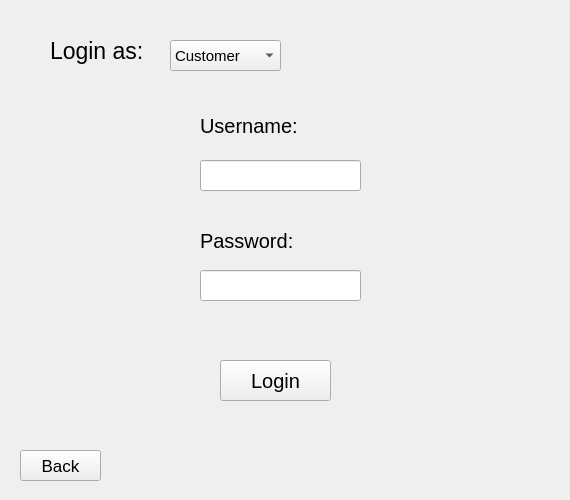
NimaMousavian/FBT-Market-Management-Application, file source/login_page.ui: the form before one commit.
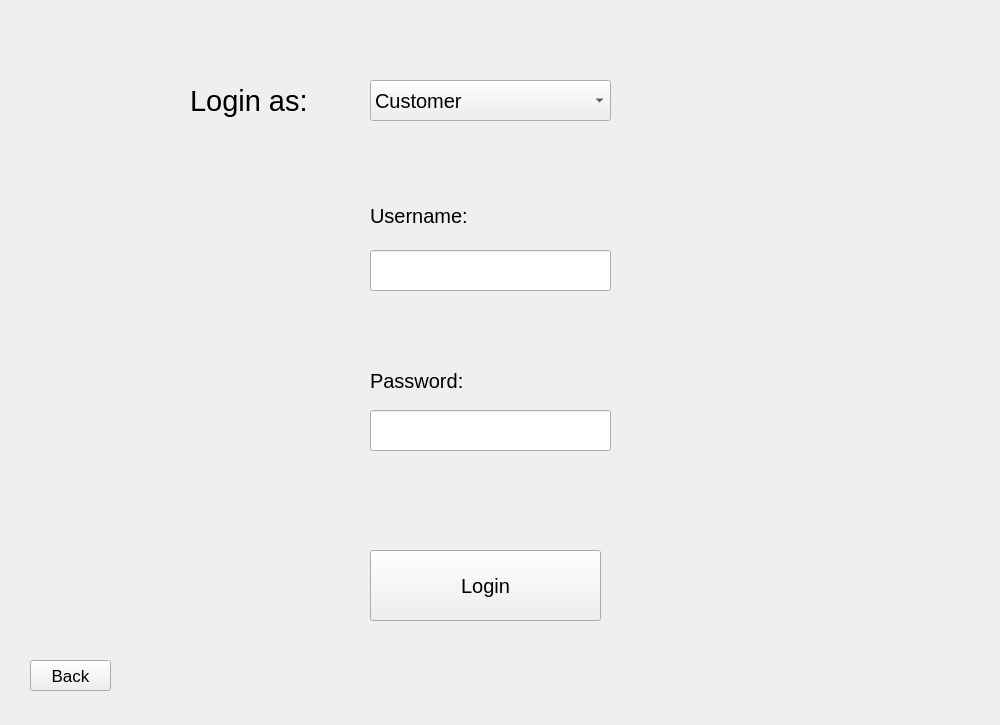
The form after the commit.

Commit message: login page ui updated

Patch:
```diff
--- a/source/login_page.ui
+++ b/source/login_page.ui
@@ -6,8 +6,8 @@
    <rect>
     <x>0</x>
     <y>0</y>
-    <width>570</width>
-    <height>500</height>
+    <width>1000</width>
+    <height>725</height>
    </rect>
   </property>
   <property name="windowTitle">
@@ -16,15 +16,15 @@
   <widget class="QComboBox" name="comboBox">
    <property name="geometry">
     <rect>
-     <x>170</x>
-     <y>40</y>
-     <width>111</width>
-     <height>31</height>
+     <x>370</x>
+     <y>80</y>
+     <width>241</width>
+     <height>41</height>
     </rect>
    </property>
    <property name="font">
     <font>
-     <pointsize>11</pointsize>
+     <pointsize>15</pointsize>
     </font>
    </property>
    <item>
@@ -46,84 +46,61 @@
   <widget class="QLabel" name="label">
    <property name="geometry">
     <rect>
-     <x>50</x>
-     <y>20</y>
+     <x>190</x>
+     <y>70</y>
      <width>121</width>
      <height>61</height>
     </rect>
    </property>
    <property name="font">
     <font>
-     <pointsize>17</pointsize>
+     <pointsize>22</pointsize>
     </font>
    </property>
    <property name="text">
     <string>Login as:</string>
    </property>
   </widget>
-  <widget class="QLabel" name="label_2">
-   <property name="geometry">
-    <rect>
-     <x>200</x>
-     <y>110</y>
-     <width>111</width>
-     <height>31</height>
-    </rect>
-   </property>
-   <property name="font">
-    <font>
-     <pointsize>15</pointsize>
-    </font>
-   </property>
-   <property name="text">
-    <string>Username:</string>
-   </property>
-  </widget>
-  <widget class="QLineEdit" name="lineEdit">
-   <property name="geometry">
-    <rect>
-     <x>200</x>
-     <y>160</y>
-     <width>161</width>
-     <height>31</height>
-    </rect>
-   </property>
-  </widget>
   <widget class="QLabel" name="label_3">
    <property name="geometry">
     <rect>
-     <x>200</x>
-     <y>220</y>
-     <width>121</width>
-     <height>41</height>
-    </rect>
-   </property>
-   <property name="font">
-    <font>
-     <pointsize>15</pointsize>
-    </font>
-   </property>
-   <property name="text">
-    <string>Password:</string>
-   </property>
-  </widget>
-  <widget class="QLineEdit" name="lineEdit_2">
-   <property name="geometry">
-    <rect>
-     <x>200</x>
-     <y>270</y>
-     <width>161</width>
-     <height>31</height>
-    </rect>
-   </property>
-  </widget>
-  <widget class="QPushButton" name="ok_push">
-   <property name="geometry">
-    <rect>
-     <x>220</x>
+     <x>370</x>
      <y>360</y>
-     <width>111</width>
+     <width>121</width>
      <height>41</height>
+    </rect>
+   </property>
+   <property name="font">
+    <font>
+     <pointsize>15</pointsize>
+    </font>
+   </property>
+   <property name="text">
+    <string>Password:</string>
+   </property>
+  </widget>
+  <widget class="QLineEdit" name="password_le">
+   <property name="geometry">
+    <rect>
+     <x>370</x>
+     <y>410</y>
+     <width>241</width>
+     <height>41</height>
+    </rect>
+   </property>
+   <property name="font">
+    <font>
+     <pointsize>15</pointsize>
+    </font>
+   </property>
+  </widget>
+  <widget class="QPushButton" name="login_push">
+   <property name="geometry">
+    <rect>
+     <x>370</x>
+     <y>550</y>
+     <width>231</width>
+     <height>71</height>
     </rect>
    </property>
    <property name="font">
@@ -141,8 +118,8 @@
   <widget class="QPushButton" name="back_push">
    <property name="geometry">
     <rect>
-     <x>20</x>
-     <y>450</y>
+     <x>30</x>
+     <y>660</y>
      <width>81</width>
      <height>31</height>
     </rect>
@@ -159,6 +136,39 @@
     <string>Back</string>
    </property>
   </widget>
+  <widget class="QLabel" name="label_2">
+   <property name="geometry">
+    <rect>
+     <x>370</x>
+     <y>200</y>
+     <width>111</width>
+     <height>31</height>
+    </rect>
+   </property>
+   <property name="font">
+    <font>
+     <pointsize>15</pointsize>
+    </font>
+   </property>
+   <property name="text">
+    <string>Username:</string>
+   </property>
+  </widget>
+  <widget class="QLineEdit" name="username_le">
+   <property name="geometry">
+    <rect>
+     <x>370</x>
+     <y>250</y>
+     <width>241</width>
+     <height>41</height>
+    </rect>
+   </property>
+   <property name="font">
+    <font>
+     <pointsize>15</pointsize>
+    </font>
+   </property>
+  </widget>
  </widget>
  <resources/>
  <connections/>
```
The commit also changes 1 other file.
